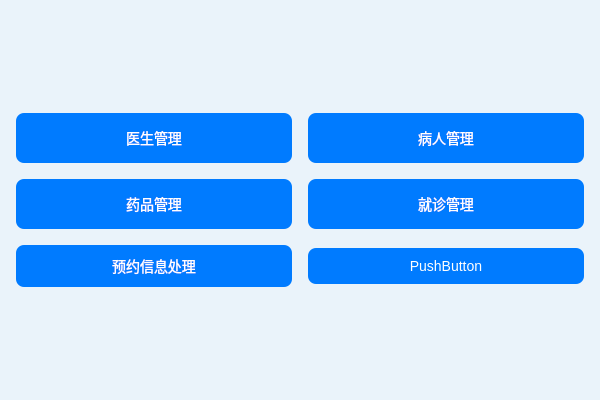
This is welcomeview.ui in zhuguotiao/Lab as Qt 5 draws it before an edit. The edited form follows.
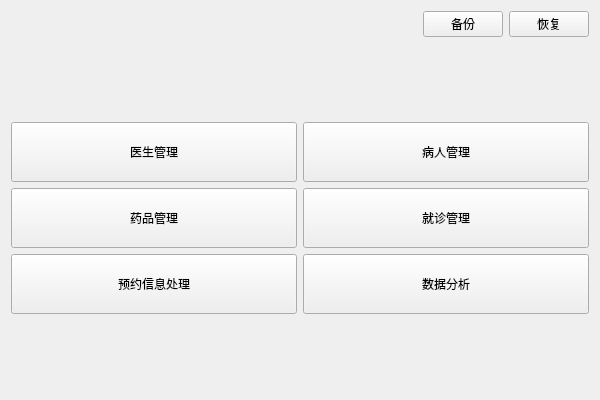
This is the edited form.

Commit message: 实现数据统计分析功能，可视化了一些数据，使用折线图，柱状图，饼状图

What changed in the file:
```diff
--- a/welcomeview.ui
+++ b/welcomeview.ui
@@ -14,34 +14,52 @@
    <string>欢迎</string>
   </property>
   <property name="styleSheet">
-   <string>
-    QWidget {
-        background-color: #eaf3fa;
-        font-family: &quot;Arial&quot;, sans-serif;
-        color: #333;
-    }
-    QPushButton {
-        background-color: #007bff;
-        color: white;
-        font-size: 14px;
-        border: none;
-        border-radius: 8px;
-        padding: 10px 20px;
-        margin: 5px;
-    }
+   <string notr="true">
+  
+
     QPushButton:hover {
         background-color: #0056b3;
     }
-    QLabel {
-        font-size: 16px;
-        color: #333;
-    }
-    QSpacerItem {
-        height: 20px;
-    }
+  
+    
    </string>
   </property>
-  <layout class="QVBoxLayout" name="verticalLayout_2">
+  <layout class="QVBoxLayout" name="verticalLayout">
+   <item>
+    <layout class="QHBoxLayout" name="horizontalLayout_2">
+     <item>
+      <spacer name="horizontalSpacer">
+       <property name="orientation">
+        <enum>Qt::Orientation::Horizontal</enum>
+       </property>
+       <property name="sizeHint" stdset="0">
+        <size>
+         <width>40</width>
+         <height>20</height>
+        </size>
+       </property>
+      </spacer>
+     </item>
+     <item>
+      <layout class="QHBoxLayout" name="horizontalLayout">
+       <item>
+        <widget class="QPushButton" name="btSave">
+         <property name="text">
+          <string>备份</string>
+         </property>
+        </widget>
+       </item>
+       <item>
+        <widget class="QPushButton" name="btResume">
+         <property name="text">
+          <string>恢复</string>
+         </property>
+        </widget>
+       </item>
+      </layout>
+     </item>
+    </layout>
+   </item>
    <item>
     <spacer name="verticalSpacer">
      <property name="orientation">
@@ -50,29 +68,14 @@
      <property name="sizeHint" stdset="0">
       <size>
        <width>20</width>
-       <height>60</height>
+       <height>79</height>
       </size>
      </property>
     </spacer>
    </item>
    <item>
-    <layout class="QVBoxLayout" name="verticalLayout">
-     <item>
-      <layout class="QHBoxLayout" name="horizontalLayout">
-       <item>
-        <widget class="QPushButton" name="btDoctor">
-         <property name="minimumSize">
-          <size>
-           <width>100</width>
-           <height>60</height>
-          </size>
-         </property>
-         <property name="text">
-          <string>医生管理</string>
-         </property>
-        </widget>
-       </item>
-       <item>
+    <layout class="QGridLayout" name="gridLayout">
+     <item row="0" column="1">
         <widget class="QPushButton" name="btPatient">
          <property name="minimumSize">
           <size>
@@ -85,12 +88,8 @@
          </property>
         </widget>
        </item>
-      </layout>
-     </item>
-     <item>
-      <layout class="QHBoxLayout" name="horizontalLayout_2">
-       <item>
-        <widget class="QPushButton" name="btDrug">
+     <item row="2" column="1">
+      <widget class="QPushButton" name="btDataAnalysis">
          <property name="minimumSize">
           <size>
            <width>100</width>
@@ -98,11 +97,11 @@
           </size>
          </property>
          <property name="text">
-          <string>药品管理</string>
+        <string>数据分析</string>
          </property>
         </widget>
        </item>
-       <item>
+     <item row="1" column="1">
         <widget class="QPushButton" name="btMedicalRecord">
          <property name="minimumSize">
           <size>
@@ -115,23 +114,42 @@
          </property>
         </widget>
        </item>
-      </layout>
+     <item row="1" column="0">
+      <widget class="QPushButton" name="btDrug">
+       <property name="minimumSize">
+        <size>
+         <width>100</width>
+         <height>60</height>
+        </size>
+       </property>
+       <property name="text">
+        <string>药品管理</string>
+       </property>
+      </widget>
      </item>
-    </layout>
-   </item>
-   <item>
-    <layout class="QHBoxLayout" name="horizontalLayout_3">
-     <item>
+     <item row="2" column="0">
       <widget class="QPushButton" name="btReserve">
+       <property name="minimumSize">
+        <size>
+         <width>100</width>
+         <height>60</height>
+        </size>
+       </property>
        <property name="text">
         <string>预约信息处理</string>
        </property>
       </widget>
      </item>
-     <item>
-      <widget class="QPushButton" name="pushButton">
+     <item row="0" column="0">
+      <widget class="QPushButton" name="btDoctor">
+       <property name="minimumSize">
+        <size>
+         <width>100</width>
+         <height>60</height>
+        </size>
+       </property>
        <property name="text">
-        <string>PushButton</string>
+        <string>医生管理</string>
        </property>
       </widget>
      </item>
```
Left out of the diff: 2 changed lines with no effect on the pictures. Lines whose indentation alone changed are shown as unchanged. The commit also changes 9 other files.
